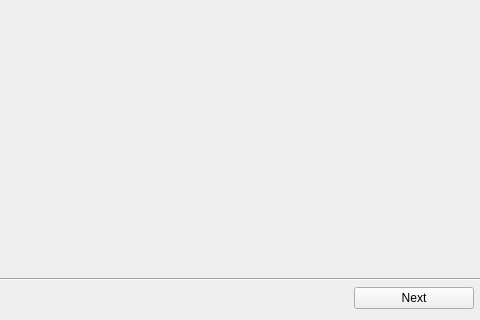
First picture: the form in forms/partitionselect.ui, repository Munix-Developers/munix-qt-installer, before the edit; both pictures show x 160 to 640 and y 160 to 480 of the 640 by 480 pixel window.
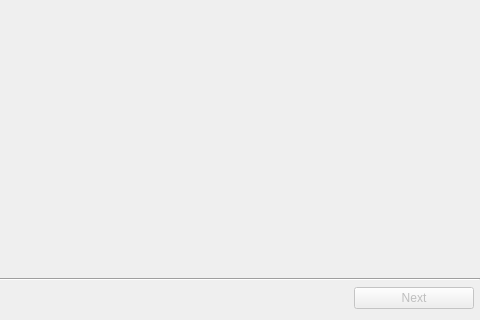
Second picture: the form after the edit.

Commit message: Enhance partition select page

```diff
--- a/forms/partitionselect.ui
+++ b/forms/partitionselect.ui
@@ -164,6 +164,9 @@
        </item>
        <item>
         <widget class="QPushButton" name="next">
+         <property name="enabled">
+          <bool>false</bool>
+         </property>
          <property name="sizePolicy">
           <sizepolicy hsizetype="Expanding" vsizetype="Fixed">
            <horstretch>0</horstretch>
@@ -179,6 +182,9 @@
          <property name="text">
           <string>Next</string>
          </property>
+         <property name="checkable">
+          <bool>false</bool>
+         </property>
         </widget>
        </item>
       </layout>
```
Left out of the diff: 6 changed lines with no effect on the pictures. The commit also changes 2 other files.
